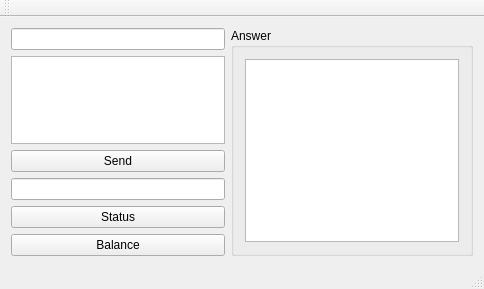
The window that SendSMS/mainwindow.ui (eboladev/XPPC) describes before a commit, drawn with Qt 5.
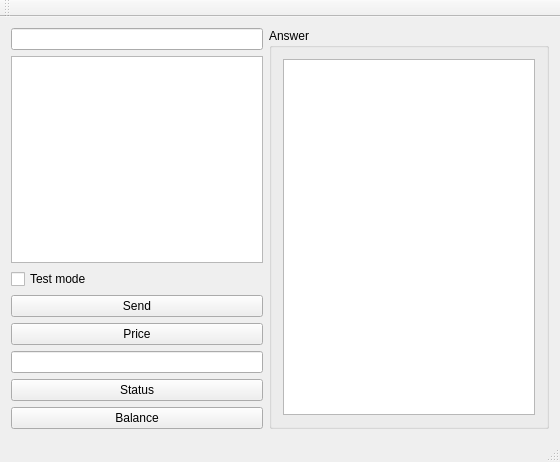
The same window after the commit.

The edit to the form file:
```diff
--- a/SendSMS/mainwindow.ui
+++ b/SendSMS/mainwindow.ui
@@ -6,8 +6,8 @@
    <rect>
     <x>0</x>
     <y>0</y>
-    <width>484</width>
-    <height>289</height>
+    <width>560</width>
+    <height>462</height>
    </rect>
   </property>
   <property name="windowTitle">
@@ -20,18 +20,64 @@
       <item>
        <layout class="QVBoxLayout" name="verticalLayout">
         <item>
-         <widget class="QLineEdit" name="lineEdit"/>
+         <widget class="QLineEdit" name="lineEditRecipients">
+          <property name="maximumSize">
+           <size>
+            <width>256</width>
+            <height>16777215</height>
+           </size>
+          </property>
+         </widget>
         </item>
         <item>
-         <widget class="QPlainTextEdit" name="plainTextEdit"/>
+         <widget class="QPlainTextEdit" name="plainTextEditMessage">
+          <property name="maximumSize">
+           <size>
+            <width>256</width>
+            <height>16777215</height>
+           </size>
+          </property>
+         </widget>
         </item>
         <item>
-         <widget class="QPushButton" name="pushButton">
+         <widget class="QCheckBox" name="checkBoxTest">
+          <property name="maximumSize">
+           <size>
+            <width>256</width>
+            <height>16777215</height>
+           </size>
+          </property>
+          <property name="text">
+           <string>Test mode</string>
+          </property>
+         </widget>
+        </item>
+        <item>
+         <widget class="QPushButton" name="pushButtonSend">
+          <property name="maximumSize">
+           <size>
+            <width>256</width>
+            <height>16777215</height>
+           </size>
+          </property>
           <property name="text">
            <string>Send</string>
           </property>
          </widget>
         </item>
+        <item>
+         <widget class="QPushButton" name="pushButtonPrice">
+          <property name="maximumSize">
+           <size>
+            <width>256</width>
+            <height>16777215</height>
+           </size>
+          </property>
+          <property name="text">
+           <string>Price</string>
+          </property>
+         </widget>
+        </item>
        </layout>
       </item>
       <item>
@@ -39,10 +85,23 @@
         <item>
          <layout class="QVBoxLayout" name="verticalLayout_2">
           <item>
-           <widget class="QLineEdit" name="lineEdit_2"/>
+           <widget class="QLineEdit" name="lineEditStatus">
+            <property name="maximumSize">
+             <size>
+              <width>254</width>
+              <height>16777215</height>
+             </size>
+            </property>
+           </widget>
           </item>
           <item>
-           <widget class="QPushButton" name="pushButton_2">
+           <widget class="QPushButton" name="pushButtonStatus">
+            <property name="maximumSize">
+             <size>
+              <width>254</width>
+              <height>16777215</height>
+             </size>
+            </property>
             <property name="text">
              <string>Status</string>
             </property>
@@ -51,7 +110,13 @@
          </layout>
         </item>
         <item>
-         <widget class="QPushButton" name="pushButton_3">
+         <widget class="QPushButton" name="pushButtonBalance">
+          <property name="maximumSize">
+           <size>
+            <width>256</width>
+            <height>16777215</height>
+           </size>
+          </property>
           <property name="text">
            <string>Balance</string>
           </property>
@@ -67,8 +132,8 @@
        <string>Answer</string>
       </property>
       <layout class="QGridLayout" name="gridLayout">
-       <item row="0" column="0">
-        <widget class="QPlainTextEdit" name="plainTextEdit_2"/>
+       <item row="1" column="0">
+        <widget class="QPlainTextEdit" name="plainTextEditAnswer"/>
        </item>
       </layout>
      </widget>
```
Left out of the diff: 2 changed lines with no effect on the pictures.
